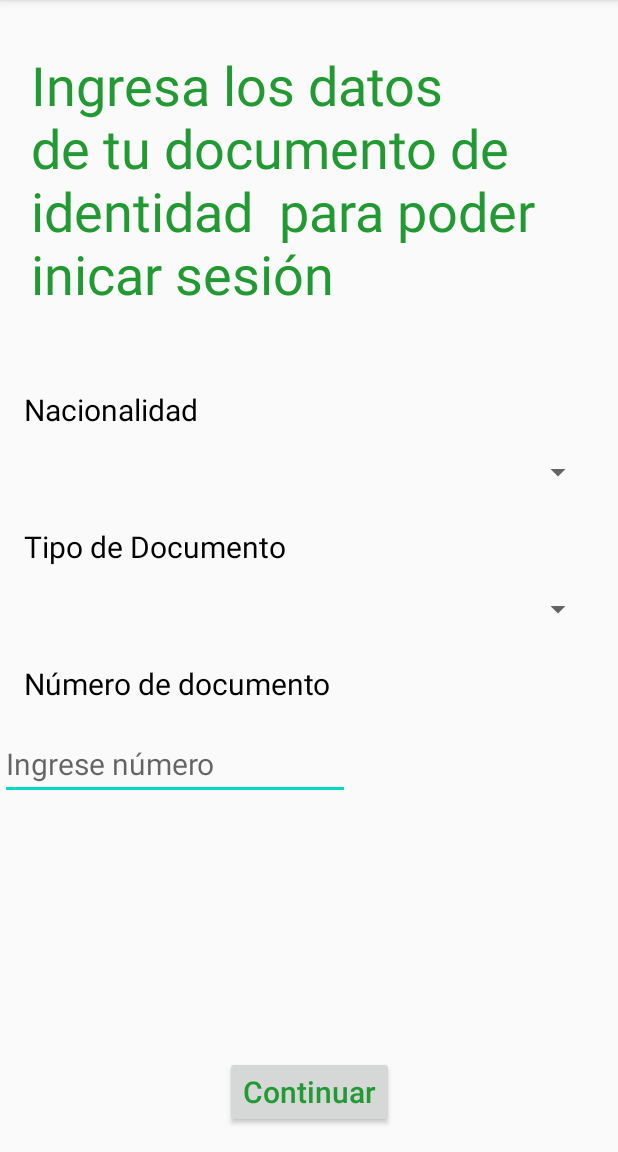
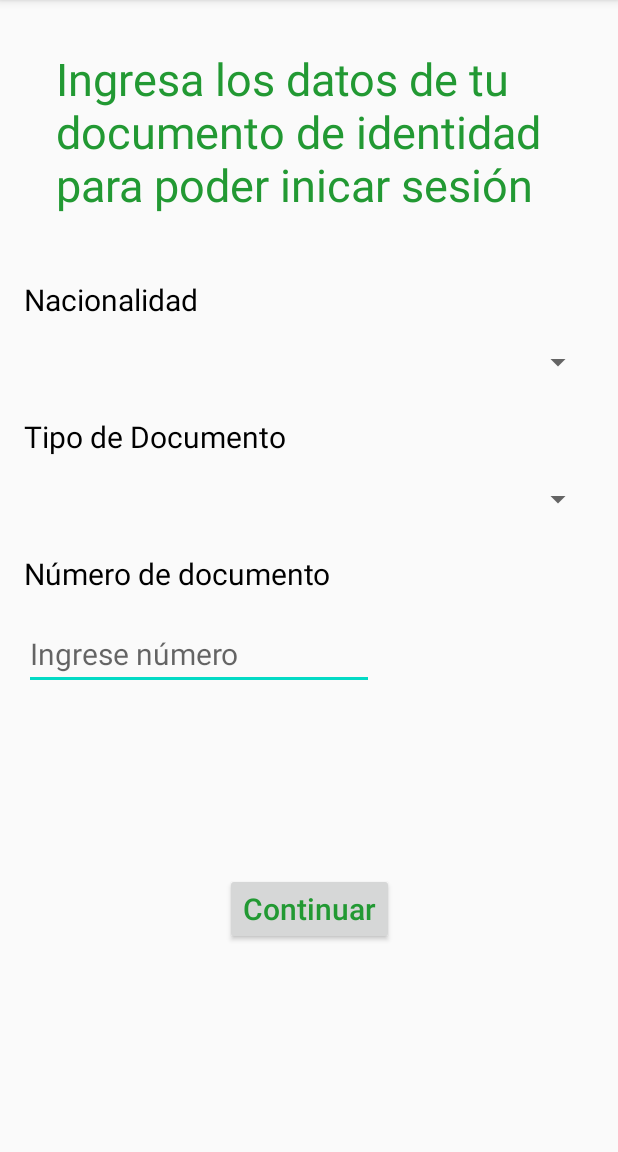
Before and after one commit to DiegoTorrePerez/ProyectoCvd, an Android app: the screen it shows after launch (ActRegistro), on a phone screen of 412 x 824 dp, the part 84-1236 px from its top. Run offline under Robolectric (Android 15) with nearby library versions, the phone set to English and light mode, and no system bars.

Commit message:
Creación de pantalla de Evaluación

```diff
--- a/app/src/main/res/layout/activity_act_registro.xml
+++ b/app/src/main/res/layout/activity_act_registro.xml
@@ -49,24 +49,27 @@
         android:id="@+id/txtDocumento"
         android:layout_width="wrap_content"
         android:layout_height="wrap_content"
+        android:layout_marginStart="16dp"
+        android:layout_marginLeft="16dp"
         android:layout_marginTop="16dp"
         android:ems="10"
         android:hint="Ingrese número"
         android:inputType="textPersonName"
-        app:layout_constraintTop_toBottomOf="@+id/textView11"
-        tools:layout_editor_absoluteX="15dp" />
+        app:layout_constraintStart_toStartOf="parent"
+        app:layout_constraintTop_toBottomOf="@+id/textView11" />
 
     <Button
         android:id="@+id/button4"
         android:layout_width="wrap_content"
         android:layout_height="wrap_content"
         android:layout_marginBottom="16dp"
-        android:onClick="foto"
+        android:onClick="evaluacion"
         android:text="Continuar"
         android:textAllCaps="false"
         app:layout_constraintBottom_toBottomOf="parent"
         app:layout_constraintEnd_toEndOf="parent"
-        app:layout_constraintStart_toStartOf="parent" />
+        app:layout_constraintStart_toStartOf="parent"
+        app:layout_constraintTop_toBottomOf="@+id/txtDocumento" />
 
     <TextView
         android:id="@+id/textView9"
@@ -96,11 +99,11 @@
 
     <TextView
         android:id="@+id/textView12"
-        android:layout_width="371dp"
-        android:layout_height="195dp"
+        android:layout_width="338dp"
+        android:layout_height="122dp"
         android:layout_marginTop="32dp"
         android:text="Ingresa los datos de tu documento de identidad  para poder inicar sesión"
-        android:textSize="36sp"
+        android:textSize="30sp"
         app:layout_constraintEnd_toEndOf="parent"
         app:layout_constraintStart_toStartOf="parent"
         app:layout_constraintTop_toTopOf="parent" />
```
Also changed, not shown: app/src/main/AndroidManifest.xml (+14 -14 lines), app/src/main/java/com/test/proyectocvd/ActEvaluacion.java (added, +25 -0 lines), app/src/main/java/com/test/proyectocvd/ActRegistro.java (+3 -6 lines).
